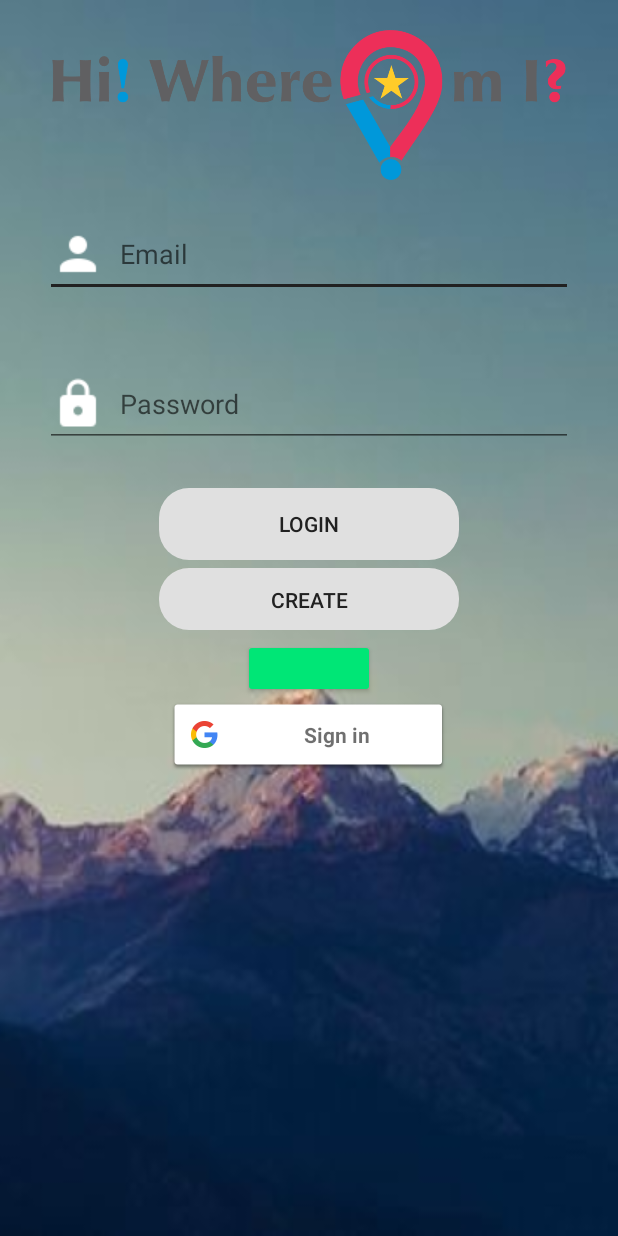
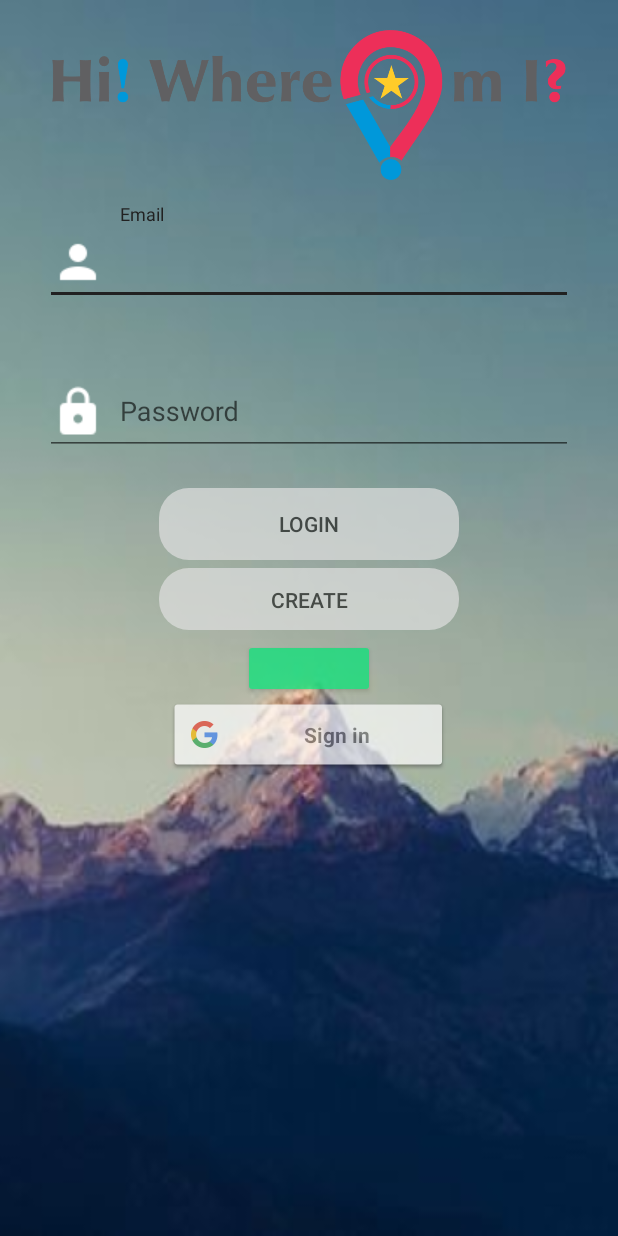
Before and after one commit to TeamSoloCode/The-S, an Android app: the screen it shows after launch (LoginActivity), on a phone screen of 412 x 824 dp. Run offline under Robolectric (Android 15) with nearby library versions, the light colour scheme and no system bars; our stand-ins replace Firebase (no records; nobody signed in at launch, a user with empty details on screens opened directly); libraries missing offline, so code that uses them is left out: com.facebook, com.facebook.login, es.dmoral.toasty; plain views replace LoginButton; 5 statements that could not run were skipped.

Commit message:
commit layout login + dang ky

```diff
--- a/app/src/main/res/layout/activity_login.xml
+++ b/app/src/main/res/layout/activity_login.xml
@@ -35,7 +35,9 @@
             android:gravity="center"
             android:orientation="horizontal">
 
-
+            <android.support.design.widget.TextInputLayout
+                android:layout_width="match_parent"
+                android:layout_height="wrap_content">
             <EditText
                 android:drawablePadding="10dp"
                 android:id="@+id/editTextUserName"
@@ -49,6 +51,7 @@
                 android:inputType="textEmailAddress"
                 android:selectAllOnFocus="false"
                 android:singleLine="false" />
+            </android.support.design.widget.TextInputLayout>
 
         </LinearLayout>
         <LinearLayout
@@ -56,7 +59,9 @@
             android:layout_height="100dp"
             android:orientation="horizontal"
             android:gravity="center">
-
+            <android.support.design.widget.TextInputLayout
+                android:layout_width="match_parent"
+                android:layout_height="wrap_content">
             <EditText
                 android:drawablePadding="10dp"
                 android:drawableLeft="@drawable/ic_lock_white_24dp"
@@ -68,12 +73,15 @@
                 android:ems="10"
                 android:hint="@string/Password"
                 android:inputType="textPassword"/>
+            </android.support.design.widget.TextInputLayout>
         </LinearLayout>
         <LinearLayout
+
             android:layout_width="match_parent"
             android:layout_height="100dp"
             android:orientation="vertical"
-            android:gravity="center">
+            android:gravity="center"
+            android:alpha="0.7">
             <LinearLayout
                 android:layout_marginTop="5dp"
                 android:gravity="center"
@@ -105,6 +113,7 @@
         </LinearLayout>
 
         <LinearLayout
+            android:alpha="0.7"
             android:layout_width="match_parent"
             android:layout_height="100dp"
             android:orientation="vertical"
```
Also changed, not shown: app/src/main/res/layout/activity_register.xml (+7 -5 lines), app/src/main/res/drawable-v24/cu_lao.jpg (added), app/src/main/res/drawable/cu_lao.jpg (added), app/src/main/res/drawable/untitled.jpg (added).
